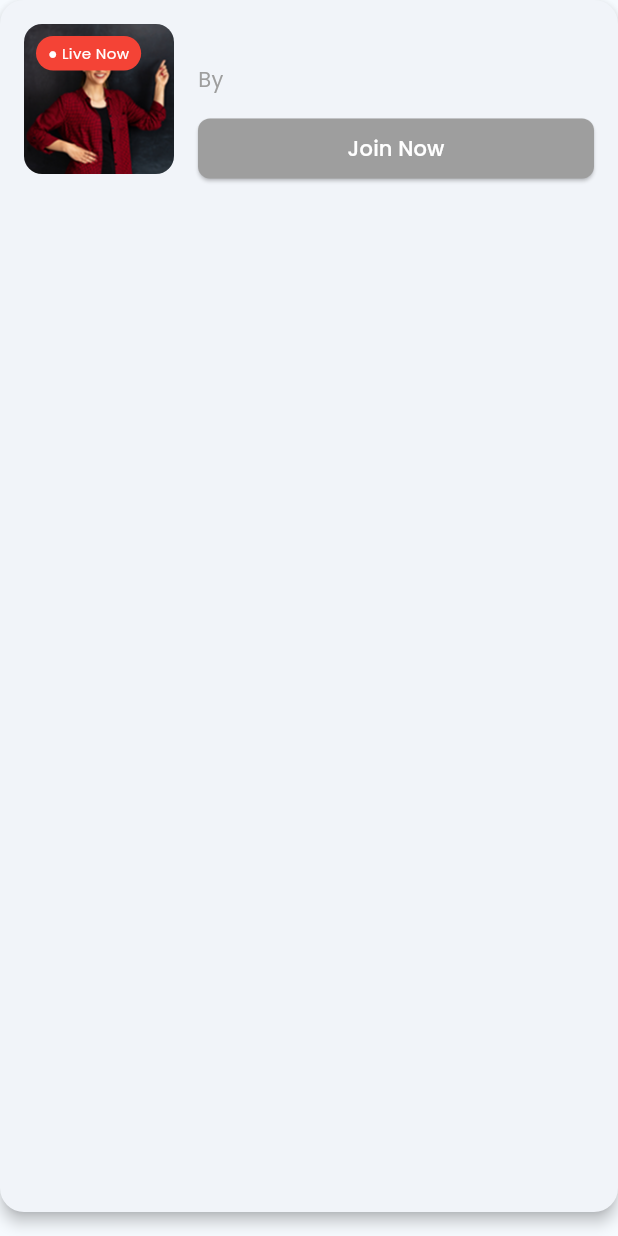
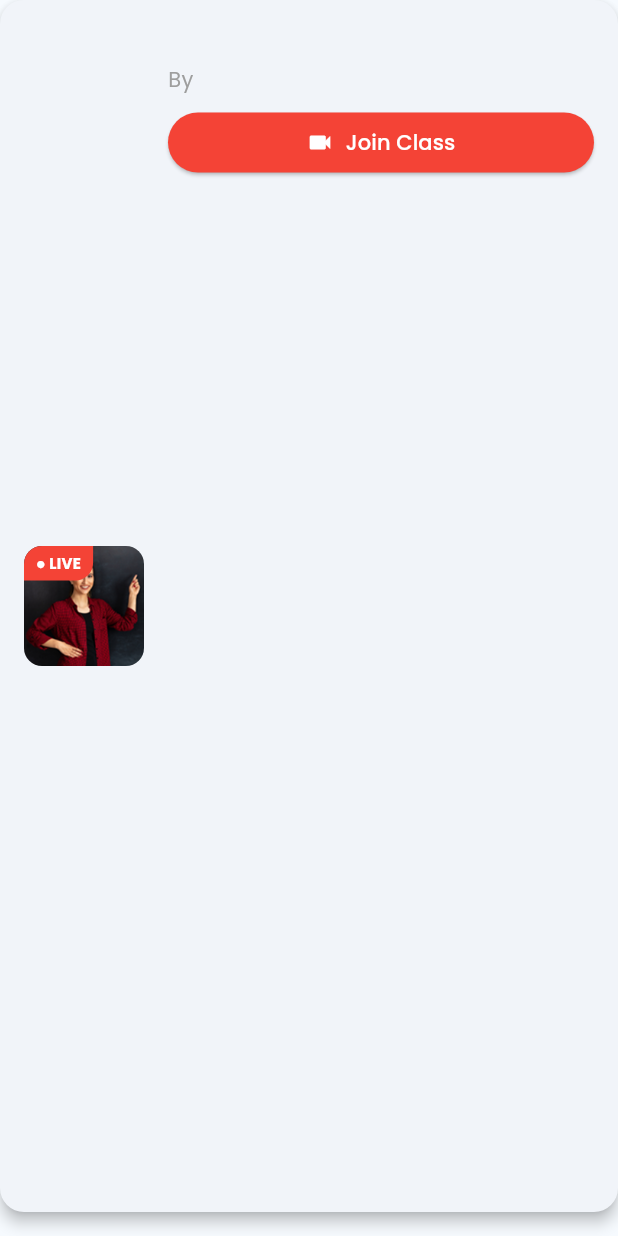
Before and after one commit to GovindSharma07/jbh-flutter, a Flutter app: the LiveLectureCard widget shown alone on an empty page, opened directly with empty values, on a phone screen of 412 x 824 dp. Run offline on Flutter 3.47's test engine with Material 3 defaults, Android fonts, the light colour scheme and no system bars; our stand-ins replace chewie, csv, dio, file_picker, flutter_riverpod, flutter_secure_storage and 6 more; missing offline and left inert: flutter_cached_pdfview, razorpay_flutter, videosdk; accounts and stored records are empty; network calls fail.

Commit message:
resolved the bug to view the live classes screen

```diff
--- /dev/null
+++ b/lib/Components/live_lecture_card.dart
@@ -0,0 +1,95 @@
+import 'package:flutter/material.dart';
+
+class LiveLectureCard extends StatelessWidget {
+  final Color primaryColor;
+  final String title;
+  final String instructor;
+  final VoidCallback onJoin; // <--- The function to run when clicked
+
+  const LiveLectureCard({
+    Key? key,
+    required this.primaryColor,
+    required this.title,
+    required this.instructor,
+    required this.onJoin,
+  }) : super(key: key);
+
+  @override
+  Widget build(BuildContext context) {
+    return Card(
+      elevation: 4,
+      shape: RoundedRectangleBorder(borderRadius: BorderRadius.circular(16)),
+      margin: const EdgeInsets.only(bottom: 16),
+      child: Padding(
+        padding: const EdgeInsets.all(16.0),
+        child: Row(
+          children: [
+            // 1. "LIVE" Indicator Image
+            Stack(
+              children: [
+                ClipRRect(
+                  borderRadius: BorderRadius.circular(12),
+                  child: Image.asset(
+                    'assets/images/lecture_image.png', // Ensure this asset exists
+                    width: 80,
+                    height: 80,
+                    fit: BoxFit.cover,
+                  ),
+                ),
+                Positioned(
+                  top: 0,
+                  left: 0,
+                  child: Container(
+                    padding: const EdgeInsets.symmetric(horizontal: 8, vertical: 4),
+                    decoration: const BoxDecoration(
+                      color: Colors.red,
+                      borderRadius: BorderRadius.only(topLeft: Radius.circular(12), bottomRight: Radius.circular(12)),
+                    ),
+                    child: const Text(
+                      '● LIVE',
+                      style: TextStyle(color: Colors.white, fontSize: 10, fontWeight: FontWeight.bold),
+                    ),
+                  ),
+                ),
+              ],
+            ),
+            const SizedBox(width: 16),
+
+            // 2. Class Info & Join Button
+            Expanded(
+              child: Column(
+                crossAxisAlignment: CrossAxisAlignment.start,
+                children: [
+                  Text(
+                    title,
+                    style: const TextStyle(fontSize: 16, fontWeight: FontWeight.bold),
+                    maxLines: 1,
+                    overflow: TextOverflow.ellipsis,
+                  ),
+                  const SizedBox(height: 4),
+                  Text('By $instructor', style: const TextStyle(color: Colors.grey)),
+                  const SizedBox(height: 8),
+
+                  // 3. THE JOIN BUTTON
+                  SizedBox(
+                    width: double.infinity,
+                    child: ElevatedButton.icon(
+                      onPressed: onJoin, // <--- Calls the function passed from parent
+                      icon: const Icon(Icons.videocam, size: 18),
+                      label: const Text("Join Class"),
+                      style: ElevatedButton.styleFrom(
+                        backgroundColor: Colors.red, // Red for urgency/live
+                        foregroundColor: Colors.white,
+                        padding: const EdgeInsets.symmetric(vertical: 0),
+                      ),
+                    ),
+                  ),
+                ],
+              ),
+            ),
+          ],
+        ),
+      ),
+    );
+  }
+}
--- a/lib/Pages/live_lecture_screen.dart
+++ b/lib/Pages/live_lecture_screen.dart
@@ -5,6 +5,7 @@ import 'package:jbh_academy/Components/floating_custom_nav_bar.dart';
 import 'package:jbh_academy/Components/upcoming_lecture_card.dart';
 import 'package:jbh_academy/services/student_service.dart';
 
+import '../Components/live_lecture_card.dart';
 import '../app_routes.dart';
 
 class LecturesScreen extends ConsumerStatefulWidget {
@@ -87,17 +88,22 @@ class _LecturesScreenState extends ConsumerState<LecturesScreen> {
   }
 
   @override
+  @override
   Widget build(BuildContext context) {
-    final primaryColor = Theme.of(context).primaryColor;
+    final primaryColor = Theme
+        .of(context)
+        .primaryColor;
 
-    // Filter Logic:
-    // We assume the backend returns a field 'is_live' or checks if 'live_lecture_id' is present
-    final liveNow = _todaySchedule
-        .where((s) => s['live_lecture_id'] != null || s['status'] == 'live')
-        .toList();
-    final upcoming = _todaySchedule
-        .where((s) => s['live_lecture_id'] == null && s['status'] != 'live')
-        .toList();
+    // 2. Filter Logic
+    // "Live" means it has a live_lecture_id OR is_live_now is true
+    final liveNow = _todaySchedule.where((s) {
+      return s['live_lecture_id'] != null || s['is_live_now'] == true;
+    }).toList();
+
+    // "Upcoming" is everything else
+    final upcoming = _todaySchedule.where((s) {
+      return s['live_lecture_id'] == null && s['is_live_now'] != true;
+    }).toList();
 
     return Scaffold(
       backgroundColor: Colors.grey[100],
@@ -113,77 +119,54 @@ class _LecturesScreenState extends ConsumerState<LecturesScreen> {
             child: Column(
               crossAxisAlignment: CrossAxisAlignment.start,
               children: [
-                      // --- LIVE NOW SECTION ---
+                // --- SECTION A: LIVE CLASSES ---
                 if (liveNow.isNotEmpty) ...[
-                        Text(
-                          'Live Lectures',
-                          style: TextStyle(
-                            fontSize: 22,
+                  Text('Live Now', style: TextStyle(fontSize: 22,
                       fontWeight: FontWeight.bold,
-                            color: primaryColor,
-                          ),
-                        ),
-                        const SizedBox(height: 16),
+                      color: Colors.red)),
+                  const SizedBox(height: 10),
+
+                  // Render the Clickable Cards
                   ...liveNow.map((slot) {
-                          // Extract Data
-                          final title = slot['course']['title'] ?? 'Live Class';
-                          final instructor =
-                              slot['instructor']['full_name'] ?? 'Instructor';
-                          final liveLectureId =
-                              slot['live_lecture_id']; // Needed for Joining
-
                     return LiveLectureCard(
                       primaryColor: primaryColor,
-                            title: title,
-                            instructor: instructor,
+                      title: slot['course']['title'] ?? 'Live Class',
+                      instructor: slot['instructor']['full_name'] ??
+                          'Instructor',
                       onJoin: () {
-                              if (liveLectureId != null) {
-                                _onJoinClassPressed(liveLectureId);
+                        // 3. Handle the Click
+                        final liveId = slot['live_lecture_id'];
+                        if (liveId != null) {
+                          _onJoinClassPressed(liveId);
                         } else {
                           ScaffoldMessenger.of(context).showSnackBar(
                             const SnackBar(
-                                    content: Text("Class hasn't started yet!"),
-                                  ),
+                                content: Text("Error: Missing Live ID")),
                           );
                         }
                       },
                     );
                   }).toList(),
-                        const SizedBox(height: 30),
+                  const SizedBox(height: 20),
                 ],
 
-                      // --- UPCOMING SECTION ---
-                      const Text(
-                        'Upcoming Lectures',
-                        style: TextStyle(
-                          fontSize: 22,
-                          fontWeight: FontWeight.bold,
-                          color: Colors.black87,
-                        ),
-                      ),
-                      const SizedBox(height: 16),
+                // --- SECTION B: UPCOMING CLASSES ---
+                const Text('Upcoming Schedule', style: TextStyle(
+                    fontSize: 22, fontWeight: FontWeight.bold)),
+                const SizedBox(height: 10),
 
                 if (upcoming.isEmpty && liveNow.isEmpty)
-                        const Padding(
-                          padding: EdgeInsets.only(top: 20),
-                          child: Center(
-                            child: Text("No lectures scheduled for today."),
-                          ),
-                        ),
+                  const Center(child: Padding(padding: EdgeInsets.all(20),
+                      child: Text("No classes today"))),
 
+                // Render the Standard Cards
                 ...upcoming.map((slot) {
-                        final title = slot['course']['title'] ?? 'Class';
-                        final start = slot['start_time'] ?? '00:00';
-                        final end = slot['end_time'] ?? '00:00';
-                        final instructor =
-                            slot['instructor']['full_name'] ?? 'Instructor';
-
                   return UpcomingLectureCard(
                     imagePath: 'assets/images/lecture_image.png',
-                          title: title,
+                    title: slot['course']['title'] ?? 'Class',
                     date: "Today",
-                          time: '$start - $end',
-                          instructor: instructor,
+                    time: "${slot['start_time']} - ${slot['end_time']}",
+                    instructor: slot['instructor']['full_name'] ?? 'Instructor',
                     reminderTime: 'Scheduled',
                     primaryColor: primaryColor,
                   );
@@ -197,110 +180,3 @@ class _LecturesScreenState extends ConsumerState<LecturesScreen> {
     );
   }
 }
-
-// Updated Card to accept dynamic data
-class LiveLectureCard extends StatelessWidget {
-  final Color primaryColor;
-  final String title;
-  final String instructor;
-  final VoidCallback onJoin;
-
-  const LiveLectureCard({
-    Key? key,
-    required this.primaryColor,
-    required this.title,
-    required this.instructor,
-    required this.onJoin,
-  }) : super(key: key);
-
-  @override
-  Widget build(BuildContext context) {
-    return Card(
-      elevation: 4,
-      shape: RoundedRectangleBorder(borderRadius: BorderRadius.circular(16)),
-      margin: const EdgeInsets.only(bottom: 16),
-      child: Padding(
-        padding: const EdgeInsets.all(16.0),
-        child: Row(
-          crossAxisAlignment: CrossAxisAlignment.start,
-          children: [
-            // Image Stack
-            Stack(
-              children: [
-                ClipRRect(
-                  borderRadius: BorderRadius.circular(12),
-                  child: Image.asset(
-                    'assets/images/lecture_image.png',
-                    width: 100,
-                    height: 100,
-                    fit: BoxFit.cover,
-                  ),
-                ),
-                Positioned(
-                  top: 8,
-                  left: 8,
-                  child: Container(
-                    padding: const EdgeInsets.symmetric(
-                      horizontal: 8,
-                      vertical: 4,
-                    ),
-                    decoration: BoxDecoration(
-                      color: Colors.red,
-                      borderRadius: BorderRadius.circular(20),
-                    ),
-                    child: const Text(
-                      '● Live Now',
-                      style: TextStyle(color: Colors.white, fontSize: 10),
-                    ),
-                  ),
-                ),
-              ],
-            ),
-            const SizedBox(width: 16),
-            // Info Column
-            Expanded(
-              child: Column(
-                crossAxisAlignment: CrossAxisAlignment.start,
-                children: [
-                  Text(
-                    title,
-                    style: const TextStyle(
-                      fontSize: 16,
-                      fontWeight: FontWeight.bold,
-                      color: Colors.black87,
-                    ),
-                    maxLines: 2,
-                    overflow: TextOverflow.ellipsis,
-                  ),
-                  const SizedBox(height: 4),
-                  Text(
-                    'By $instructor',
-                    style: const TextStyle(fontSize: 14, color: Colors.grey),
-                  ),
-                  const SizedBox(height: 12),
-                  SizedBox(
-                    width: double.infinity,
-                    child: ElevatedButton(
-                      onPressed: onJoin,
-                      style: ElevatedButton.styleFrom(
-                        backgroundColor: primaryColor,
-                        padding: const EdgeInsets.symmetric(vertical: 10),
-                        shape: RoundedRectangleBorder(
-                          borderRadius: BorderRadius.circular(8.0),
-                        ),
-                      ),
-                      child: const Text(
-                        'Join Now',
-                        style: TextStyle(color: Colors.white, fontSize: 14),
-                      ),
-                    ),
-                  ),
-                ],
-              ),
-            ),
-          ],
-        ),
-      ),
-    );
-  }
-}
```
Lines whose indentation alone changed are shown as unchanged.
